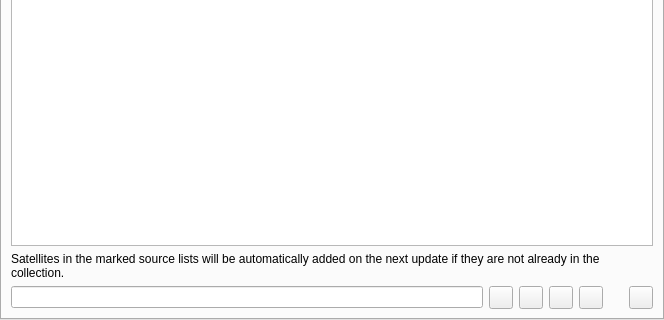
The window that plugins/Satellites/src/gui/satellitesDialog.ui (Stellarium/stellarium) describes before a commit, drawn with Qt 5; both pictures show x 0 to 664 and y 165 to 485 of the 664 by 485 pixel window.
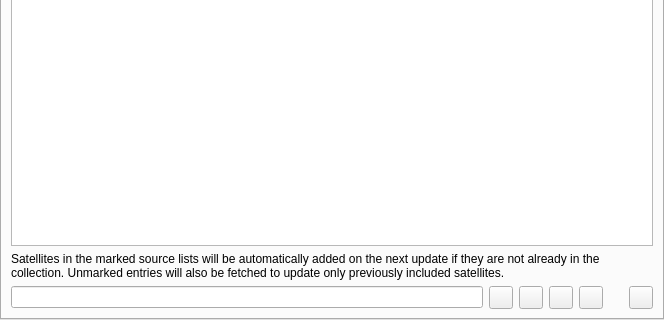
The same window after the commit. The open tabs and pages were chosen to show the change. Icons and pictures are not drawn. Custom widgets are drawn as their Qt base class.

Commit message: Added not for unmarked entries for Sources in Satellites plugin (fix #3617)

```diff
--- a/plugins/Satellites/src/gui/satellitesDialog.ui
+++ b/plugins/Satellites/src/gui/satellitesDialog.ui
@@ -1435,7 +1435,7 @@
        <item>
         <widget class="QLabel" name="labelAutoAdd">
          <property name="text">
-          <string>Satellites in the marked source lists will be automatically added on the next update if they are not already in the collection.</string>
+          <string>Satellites in the marked source lists will be automatically added on the next update if they are not already in the collection. Unmarked entries will also be fetched to update only previously included satellites.</string>
          </property>
          <property name="wordWrap">
           <bool>true</bool>
```
